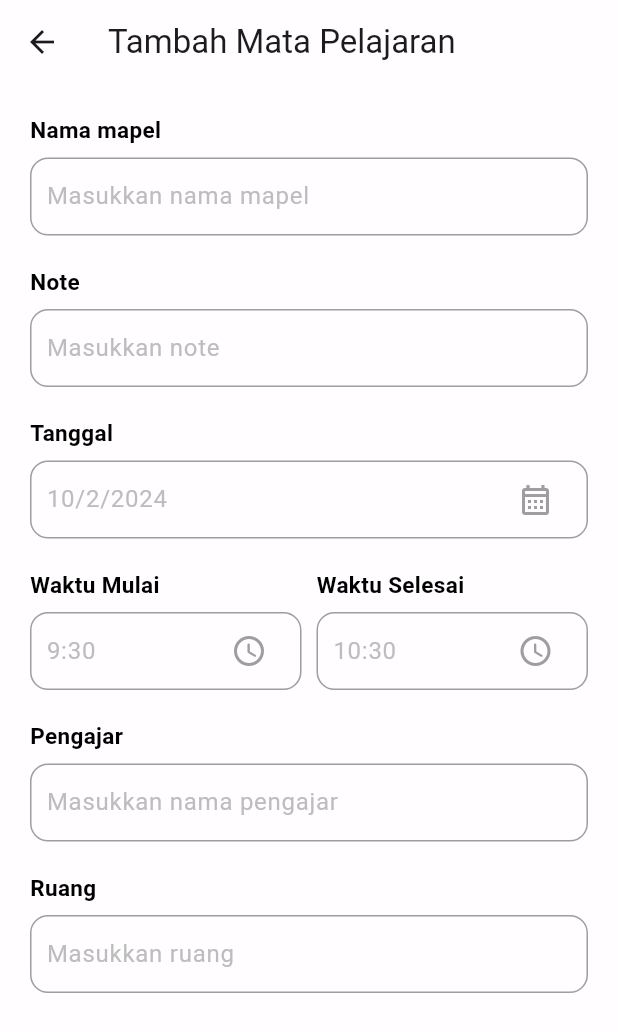
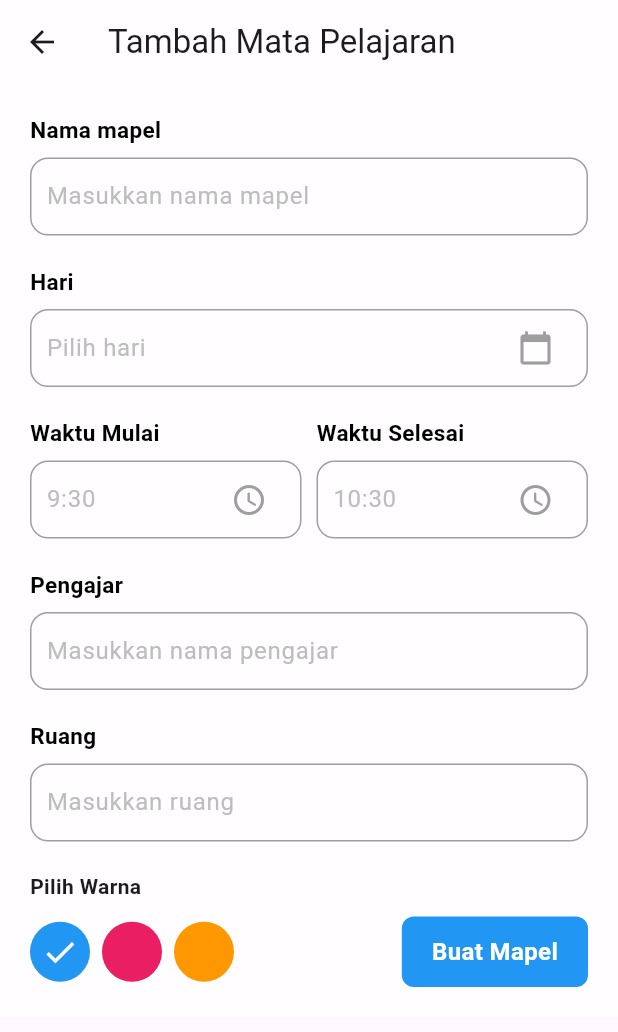
Before and after one commit to jvnnifer/jadwalPengingat, a Flutter app: the InputFieldJadwal screen opened directly, on a phone screen of 412 x 824 dp. Shown: the top 1032 px of the screen. Run offline on Flutter 3.47's test engine with Material 3 defaults, Android fonts, the phone set to English and light mode, and no system bars; our stand-ins replace date_picker_timeline.

Commit message:
udah nambahin input hari

```diff
--- a/lib/pages/input_field_jadwal.dart
+++ b/lib/pages/input_field_jadwal.dart
@@ -11,6 +11,7 @@ class InputFieldJadwal extends StatefulWidget {
 
 class InputFieldJadwalState extends State<InputFieldJadwal> {
   DateTime _selectedDate = DateTime.now();
+  String _selectedDay = 'Pilih hari';
   String _startTime = "9:30";
   String _endTime = DateFormat("hh:mm").format(DateTime.now()).toString();
 
@@ -19,12 +20,53 @@ class InputFieldJadwalState extends State<InputFieldJadwal> {
       context: context,
       initialDate: DateTime.now(),
       firstDate: DateTime(2015),
-      lastDate: DateTime(2025),
+      lastDate: DateTime(2125),
     );
 
     if (_pickerDate != null) {
       setState(() {
         _selectedDate = _pickerDate;
+      });
+    }
+  }
+
+  Future<void> _getDayFromUser(BuildContext context) async {
+    List<String> daysOfWeek = [
+      'Senin',
+      'Selasa',
+      'Rabu',
+      'Kamis',
+      'Jumat',
+      'Sabtu',
+    ];
+
+    String? _pickerDay = await showDialog<String>(
+      context: context,
+      builder: (BuildContext context) {
+        return AlertDialog(
+          title: Text('Pilih Hari'),
+          content: Container(
+            height: 200,
+            child: SingleChildScrollView(
+              child: Column(
+                children: daysOfWeek.map((day) {
+                  return ListTile(
+                    title: Text(day),
+                    onTap: () {
+                      Navigator.pop(context, day);
+                    },
+                  );
+                }).toList(),
+              ),
+            ),
+          ),
+        );
+      },
+    );
+
+    if (_pickerDay != null) {
+      setState(() {
+        _selectedDay = _pickerDay;
       });
     }
   }
@@ -54,6 +96,41 @@ class InputFieldJadwalState extends State<InputFieldJadwal> {
     }
   }
 
+  int _selectedColor = 0;
+  Widget _colorPallete() {
+    return Column(
+      children: [
+        Wrap(
+          children: List<Widget>.generate(3, (int index) {
+            return GestureDetector(
+              onTap: () {
+                setState(() {
+                  _selectedColor = index;
+                });
+              },
+              child: Padding(
+                padding: EdgeInsets.only(right: 8),
+                child: CircleAvatar(
+                  radius: 20,
+                  backgroundColor: index == 0
+                      ? Colors.blue
+                      : index == 1
+                          ? Colors.pink
+                          : index == 2
+                              ? Colors.orange
+                              : Colors.grey,
+                  child: _selectedColor == index
+                      ? Icon(Icons.done, color: Colors.white, size: 25)
+                      : Container(),
+                ),
+              ),
+            );
+          }),
+        ),
+      ],
+    );
+  }
+
   @override
   Widget build(BuildContext context) {
     return Scaffold(
@@ -73,13 +150,21 @@ class InputFieldJadwalState extends State<InputFieldJadwal> {
             children: [
               InputFieldSatuan(
                   judul: 'Nama mapel', hint: 'Masukkan nama mapel'),
-              InputFieldSatuan(judul: 'Note', hint: 'Masukkan note'),
+              // Untuk tambah tanggal di add tugas
+              // InputFieldSatuan(
+              //   judul: 'Tanggal',
+              //   hint: DateFormat.yMd().format(_selectedDate),
+              //   widget: IconButton(
+              //     onPressed: () => _getDateFromUser(context),
+              //     icon: Icon(Icons.calendar_month_outlined, color: Colors.grey),
+              //   ),
+              // ),
               InputFieldSatuan(
-                judul: 'Tanggal',
-                hint: DateFormat.yMd().format(_selectedDate),
+                judul: 'Hari',
+                hint: _selectedDay,
                 widget: IconButton(
-                  onPressed: () => _getDateFromUser(context),
-                  icon: Icon(Icons.calendar_month_outlined, color: Colors.grey),
+                  onPressed: () => _getDayFromUser(context),
+                  icon: Icon(Icons.calendar_today, color: Colors.grey),
                 ),
               ),
               Row(
@@ -117,6 +202,18 @@ class InputFieldJadwalState extends State<InputFieldJadwal> {
               InputFieldSatuan(
                   judul: 'Pengajar', hint: 'Masukkan nama pengajar'),
               InputFieldSatuan(judul: 'Ruang', hint: 'Masukkan ruang'),
+              Text(
+                'Pilih Warna',
+                style: TextStyle(fontWeight: FontWeight.w600),
+              ),
+              SizedBox(height: 10),
+              Row(
+                mainAxisAlignment: MainAxisAlignment.spaceBetween,
+                children: [
+                  _colorPallete(),
+                  CreateButton(label: 'Buat Mapel', onTap: () => null),
+                ],
+              )
             ],
           ),
         ),
@@ -124,3 +221,37 @@ class InputFieldJadwalState extends State<InputFieldJadwal> {
     );
   }
 }
+
+class CreateButton extends StatelessWidget {
+  final String label;
+  final VoidCallback onTap;
+  const CreateButton({
+    Key? key,
+    required this.label,
+    required this.onTap,
+  }) : super(key: key);
+
+  @override
+  Widget build(BuildContext context) {
+    return GestureDetector(
+      onTap: onTap,
+      child: Container(
+        padding: EdgeInsets.symmetric(vertical: 12, horizontal: 20),
+        decoration: BoxDecoration(
+          color: Colors.blue,
+          borderRadius: BorderRadius.circular(8),
+        ),
+        child: Center(
+          child: Text(
+            label,
+            style: TextStyle(
+              color: Colors.white,
+              fontSize: 16,
+              fontWeight: FontWeight.bold,
+            ),
+          ),
+        ),
+      ),
+    );
+  }
+}
```
